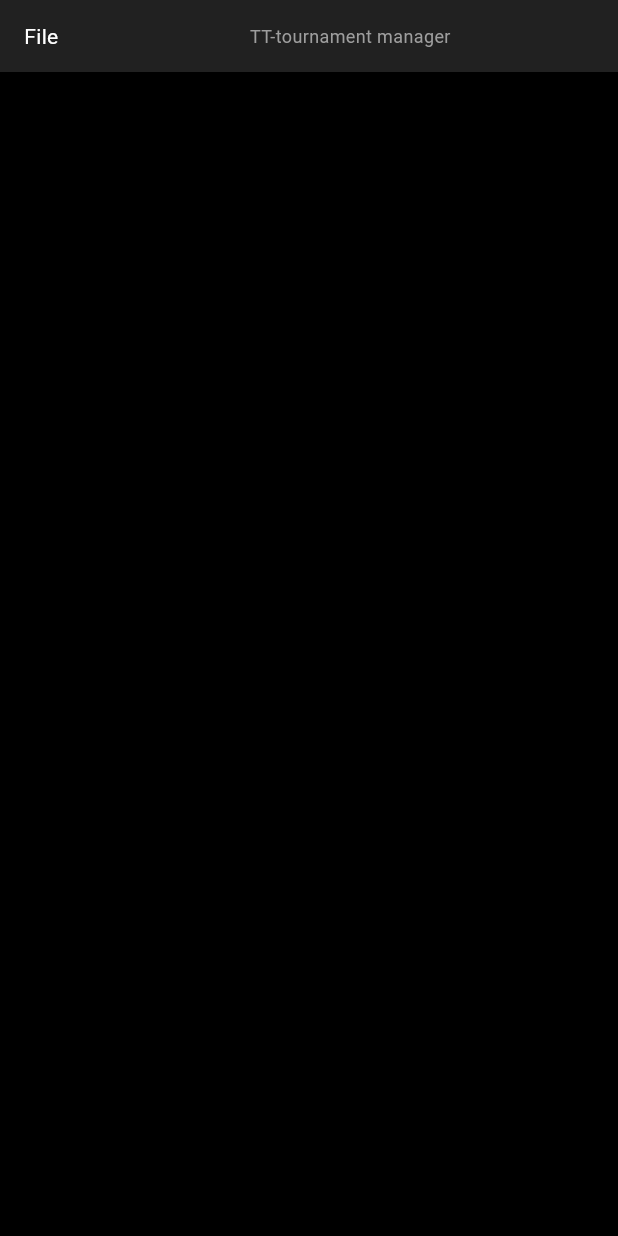
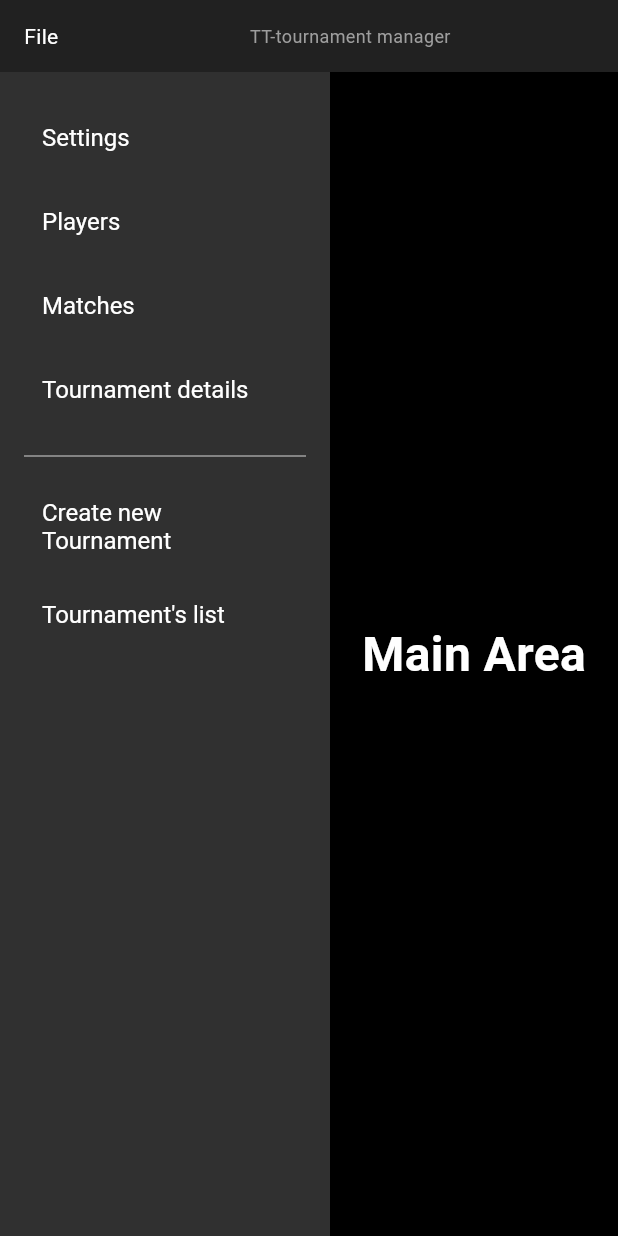
Before and after one commit to nikitAugsburg/TT-Tournament-Management-Software, a Flutter app: the screen it shows after launch, on a phone screen of 412 x 824 dp. Run offline on Flutter 3.47's test engine with Material 3 defaults, Android fonts, the phone set to English and light mode, and no system bars; our stand-ins replace sqflite, sqflite_common_ffi; accounts and stored records are empty; project files that could hold a hidden picture were left out.

Commit message:
feat: Add SideBar component with navigation buttons to home screen layout

```diff
--- a/tt_flutter/lib/screens/home_screen.dart
+++ b/tt_flutter/lib/screens/home_screen.dart
@@ -44,6 +44,59 @@ class TopBar extends StatelessWidget {
   }
 }
 
+class SideBar extends StatelessWidget {
+  const SideBar({Key? key}) : super(key: key);
+
+  @override
+  Widget build(BuildContext context) {
+    return Container(
+      width: 220,
+      color: Colors.grey[850],
+      child: Column(
+        crossAxisAlignment: CrossAxisAlignment.stretch,
+        children: [
+          const SizedBox(height: 16),
+          _SideBarButton(label: 'Settings', onPressed: () {}),
+          _SideBarButton(label: 'Players', onPressed: () {}),
+          _SideBarButton(label: 'Matches', onPressed: () {}),
+          _SideBarButton(label: 'Tournament details', onPressed: () {}),
+          const Divider(
+              color: Colors.grey,
+              height: 32,
+              thickness: 1,
+              indent: 16,
+              endIndent: 16),
+          _SideBarButton(label: 'Create new Tournament', onPressed: () {}),
+          _SideBarButton(label: "Tournament's list", onPressed: () {}),
+          const Spacer(),
+        ],
+      ),
+    );
+  }
+}
+
+class _SideBarButton extends StatelessWidget {
+  final String label;
+  final VoidCallback onPressed;
+  const _SideBarButton({required this.label, required this.onPressed});
+
+  @override
+  Widget build(BuildContext context) {
+    return Padding(
+      padding: const EdgeInsets.symmetric(horizontal: 16, vertical: 4),
+      child: TextButton(
+        style: TextButton.styleFrom(
+          alignment: Alignment.centerLeft,
+          foregroundColor: Colors.white,
+          textStyle: const TextStyle(fontSize: 16),
+        ),
+        onPressed: onPressed,
+        child: Text(label),
+      ),
+    );
+  }
+}
+
 class HomeScreen extends StatelessWidget {
   const HomeScreen({Key? key}) : super(key: key);
 
@@ -55,10 +108,29 @@ class HomeScreen extends StatelessWidget {
         children: [
           // Use the TopBar component
           const TopBar(),
-          // Main content will be implemented in next steps
+          // Main content area with SideBar and MainArea
           Expanded(
-            child: Container(
-              color: Colors.black,
+            child: Row(
+              children: [
+                // SideBar component
+                const SideBar(),
+                // MainArea placeholder
+                Expanded(
+                  child: Container(
+                    color: Colors.black,
+                    child: const Center(
+                      child: Text(
+                        'Main Area',
+                        style: TextStyle(
+                          color: Colors.white,
+                          fontSize: 32,
+                          fontWeight: FontWeight.bold,
+                        ),
+                      ),
+                    ),
+                  ),
+                ),
+              ],
             ),
           ),
         ],
```
